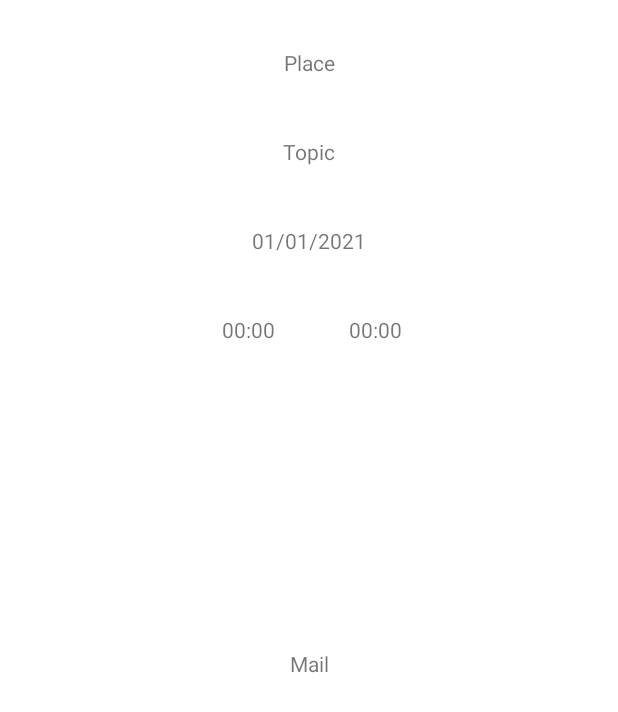
After one commit to Demarlier/MaReu, an Android app: the layout detail_meeting.xml on its own in the app's theme, with its tools: preview values and no code run, on a phone screen of 412 x 824 dp. The commit adds this screen. Shown: the top 712 px of the screen. Run offline under Robolectric (Android 15) with nearby library versions, the phone set to English and light mode, and no system bars.

Commit message:
Update detail meeting

```diff
--- a/app/src/main/java/johnny/demarlier/mareu/View/ListMeetingViewHolder.java
+++ b/app/src/main/java/johnny/demarlier/mareu/View/ListMeetingViewHolder.java
@@ -45,4 +45,5 @@ public class ListMeetingViewHolder  extends RecyclerView.ViewHolder {
         startMeetingName.setText(meeting.getStartMeeting().getModelHours());
         stopMeetingName.setText(meeting.getStopMeeting().getModelHours());
     }
+
 }
--- /dev/null
+++ b/app/src/main/res/layout/detail_meeting.xml
@@ -0,0 +1,70 @@
+<?xml version="1.0" encoding="utf-8"?>
+<androidx.constraintlayout.widget.ConstraintLayout xmlns:android="http://schemas.android.com/apk/res/android"
+    xmlns:app="http://schemas.android.com/apk/res-auto"
+    xmlns:tools="http://schemas.android.com/tools"
+    android:id="@+id/detail_meeting_cl"
+    android:layout_width="match_parent"
+    android:layout_height="match_parent">
+
+    <TextView
+        android:id="@+id/detail_place"
+        android:layout_width="wrap_content"
+        android:layout_height="wrap_content"
+        android:layout_marginTop="32dp"
+        android:text="Place"
+        app:layout_constraintEnd_toEndOf="parent"
+        app:layout_constraintStart_toStartOf="parent"
+        app:layout_constraintTop_toTopOf="parent" />
+
+    <TextView
+        android:id="@+id/detail_topic"
+        android:layout_width="wrap_content"
+        android:layout_height="wrap_content"
+        android:layout_marginTop="40dp"
+        android:text="Topic"
+        app:layout_constraintEnd_toEndOf="parent"
+        app:layout_constraintStart_toStartOf="parent"
+        app:layout_constraintTop_toBottomOf="@+id/detail_place" />
+
+    <TextView
+        android:id="@+id/detail_date"
+        android:layout_width="wrap_content"
+        android:layout_height="wrap_content"
+        android:layout_marginTop="40dp"
+        android:text="01/01/2021"
+        app:layout_constraintEnd_toEndOf="parent"
+        app:layout_constraintStart_toStartOf="parent"
+        app:layout_constraintTop_toBottomOf="@+id/detail_topic" />
+
+    <TextView
+        android:id="@+id/detail_start_meeting"
+        android:layout_width="wrap_content"
+        android:layout_height="wrap_content"
+        android:layout_marginStart="148dp"
+        android:layout_marginTop="40dp"
+        android:text="00:00"
+        app:layout_constraintStart_toStartOf="parent"
+        app:layout_constraintTop_toBottomOf="@+id/detail_date" />
+
+    <TextView
+        android:id="@+id/detail_stop_meeting"
+        android:layout_width="wrap_content"
+        android:layout_height="wrap_content"
+        android:layout_marginTop="40dp"
+        android:layout_marginEnd="144dp"
+        android:text="00:00"
+        app:layout_constraintEnd_toEndOf="parent"
+        app:layout_constraintTop_toBottomOf="@+id/detail_date" />
+
+    <TextView
+        android:id="@+id/detail_meeting_mail"
+        android:layout_width="wrap_content"
+        android:layout_height="wrap_content"
+        android:layout_marginBottom="372dp"
+        android:text="Mail"
+        app:layout_constraintBottom_toBottomOf="parent"
+        app:layout_constraintEnd_toEndOf="parent"
+        app:layout_constraintStart_toStartOf="parent"
+        app:layout_constraintTop_toBottomOf="@+id/detail_date"
+        app:layout_constraintVertical_bias="1.0" />
+</androidx.constraintlayout.widget.ConstraintLayout>
```
Also changed, not shown: app/src/main/java/johnny/demarlier/mareu/Controller/DetailMeetingActivity.java (added, +62 -0 lines).
